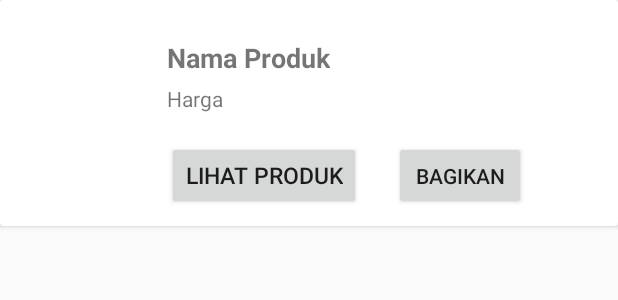
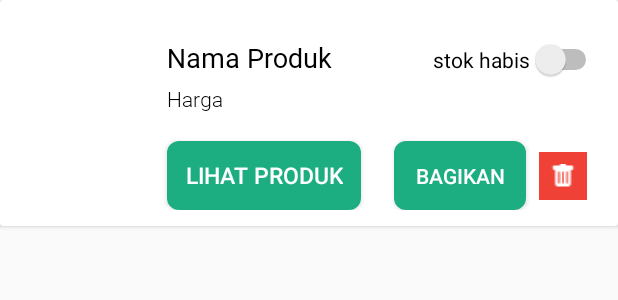
Before and after one commit to XxxxReynaldi/PesenMlijo, an Android app: the layout item_add_produk.xml on its own in the app's theme, with its tools: preview values and no code run, on a phone screen of 412 x 824 dp. Shown: the top 300 px of the screen. Run offline under Robolectric (Android 15) with nearby library versions, the phone set to English and light mode, and no system bars.

Commit message:
update-item-produk

```diff
--- /dev/null
+++ b/app/src/main/res/drawable/button.xml
@@ -0,0 +1,7 @@
+<?xml version="1.0" encoding="utf-8"?>
+<shape xmlns:android="http://schemas.android.com/apk/res/android"
+     >
+    <!-- you can use any color you want I used here gray color-->
+    <solid android:color="#1CAE81"/>
+    <corners android:radius="8dp"/>
+</shape>
--- a/app/src/main/res/layout/item_add_produk.xml
+++ b/app/src/main/res/layout/item_add_produk.xml
@@ -17,16 +17,16 @@
             android:layout_width="match_parent"
             android:layout_height="129dp"
             android:layout_centerInParent="true">
+
         <!-- TextView Image-Produk -->
-
         <ImageView
             android:id="@+id/image_produk"
             android:layout_width="75dp"
             android:layout_height="100dp"
             android:layout_marginLeft="5dp"
             android:layout_marginTop="15dp"
-            android:layout_marginBottom="5dp"
-            />
+            android:layout_marginBottom="5dp"/>
+
         <!-- TextView Nama-Produk -->
         <TextView
             android:id="@+id/namaP"
@@ -35,9 +35,10 @@
             android:layout_marginTop="15dp"
             android:layout_marginLeft="20dp"
             android:layout_toRightOf="@id/image_produk"
-            android:textStyle="bold"
             android:text="@string/nama_produk"
-            android:textSize="18sp" />
+            android:textSize="18sp"
+            android:fontFamily="@font/roboto"
+            android:textColor="#000000"/>
 
         <!-- TextView Harga-Produk -->
         <TextView
@@ -48,32 +49,56 @@
             android:layout_marginTop="10dp"
             android:layout_below="@id/namaP"
             android:layout_toRightOf="@id/image_produk"
+            android:fontFamily="@font/roboto_light"
             android:text="@string/harga"
-            android:textSize="14sp" />
+            android:textSize="14sp"
+            android:textColor="#000000"/>
 
         <Button
             android:id="@+id/lihat_produk"
             android:layout_width="wrap_content"
             android:layout_height="wrap_content"
+            android:padding="12dp"
             android:layout_marginLeft="20dp"
+            android:background="@drawable/button"
+            android:textColor="#ffffff"
             android:layout_marginTop="18dp"
             android:layout_toRightOf="@id/image_produk"
             android:layout_below="@id/hargaP"
             android:text="@string/lihat_produk"
-
             android:textSize="15sp"/>
 
         <Button
             android:id="@+id/bagikan"
             android:layout_width="wrap_content"
             android:layout_height="wrap_content"
+            android:background="@drawable/button"
+            android:textColor="#ffffff"
             android:layout_marginTop="18dp"
             android:layout_marginLeft="22dp"
             android:layout_toRightOf="@id/lihat_produk"
             android:layout_below="@id/hargaP"
+            android:text="@string/bagikan"/>
+
+            <Switch
+                android:id="@+id/switch1"
+                android:layout_width="wrap_content"
+                android:layout_height="wrap_content"
+                android:layout_marginTop="15dp"
+                android:layout_alignParentEnd="true"
+                android:text="@string/stok_habis" />
+
+            <ImageButton
+                android:layout_width="32dp"
+                android:layout_height="32dp"
+                android:layout_alignParentEnd="true"
+                android:layout_marginTop="25dp"
+                android:layout_marginRight="10dp"
+                android:background="@color/colorBtnDanger"
+                android:layout_below="@id/hargaP"
+                android:src="@drawable/ic_hapus"/>
 
 
-            android:text="@string/bagikan"/>
         </RelativeLayout>
     </RelativeLayout>
 
--- a/app/src/main/res/values/colors.xml
+++ b/app/src/main/res/values/colors.xml
@@ -5,4 +5,5 @@
     <color name="colorAccent">#03DAC5</color>
 
     <color name="colorPrimaryWhite">#FFFFFF</color>
+    <color name="colorBtnDanger">#EF4136</color>
 </resources>
--- a/app/src/main/res/values/strings.xml
+++ b/app/src/main/res/values/strings.xml
@@ -6,4 +6,5 @@
     <string name="bagikan">Bagikan</string>
     <string name="menu_settings">Settings</string>
     <string name="tv_tes">AAA</string>
+    <string name="stok_habis">stok habis</string>
 </resources>
```
Also changed, not shown: app/src/main/res/drawable/ic_hapus.png (added).
